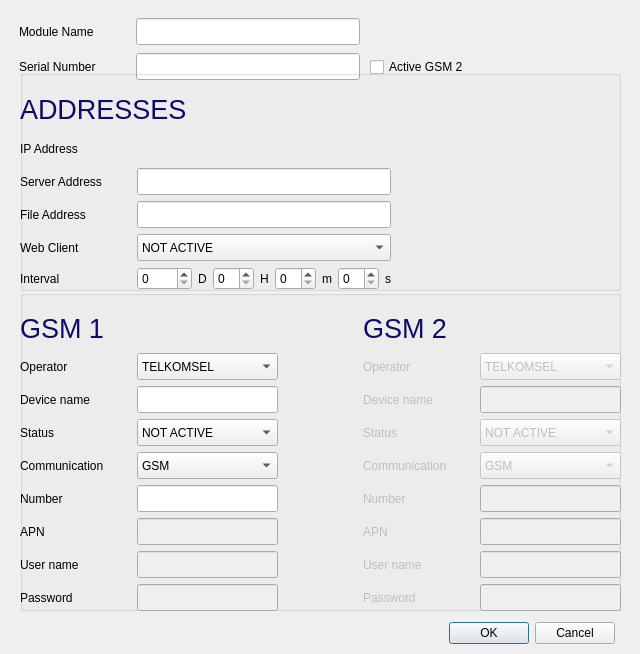
The window that view/form_addmodule.ui (zenaki/RTU) describes before a commit, drawn with Qt 5.
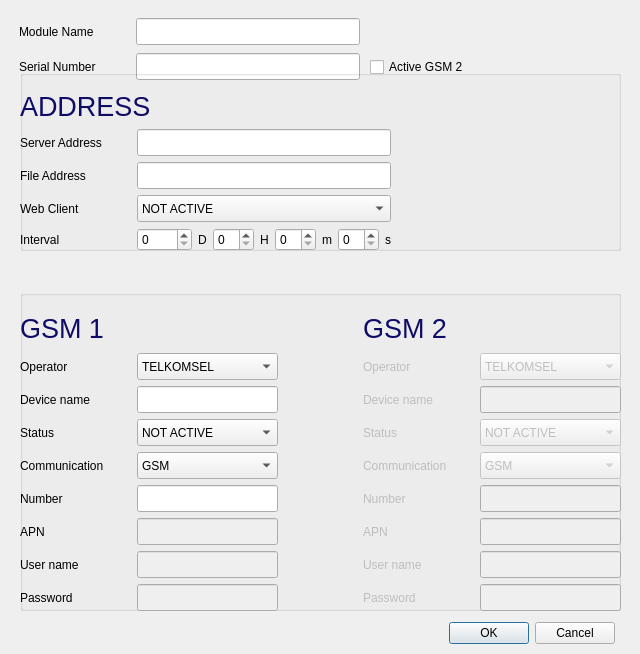
The same window after the commit. Icons and pictures are not drawn.

```diff
--- a/view/form_addmodule.ui
+++ b/view/form_addmodule.ui
@@ -709,7 +709,7 @@
      <x>20</x>
      <y>70</y>
      <width>601</width>
-     <height>221</height>
+     <height>181</height>
     </rect>
    </property>
    <property name="title">
@@ -721,7 +721,7 @@
       <x>0</x>
       <y>20</y>
       <width>371</width>
-      <height>200</height>
+      <height>161</height>
      </rect>
     </property>
     <layout class="QVBoxLayout" name="verticalLayout_3">
@@ -734,49 +734,13 @@
         </size>
        </property>
        <property name="text">
-        <string>&lt;html&gt;&lt;head/&gt;&lt;body&gt;&lt;p&gt;&lt;span style=&quot; font-size:20pt; color:#0f0c67;&quot;&gt;ADDRESSES&lt;/span&gt;&lt;/p&gt;&lt;/body&gt;&lt;/html&gt;</string>
+        <string>&lt;html&gt;&lt;head/&gt;&lt;body&gt;&lt;p&gt;&lt;span style=&quot; font-size:20pt; color:#0f0c67;&quot;&gt;ADDRESS&lt;/span&gt;&lt;/p&gt;&lt;/body&gt;&lt;/html&gt;</string>
        </property>
       </widget>
      </item>
      <item>
       <layout class="QGridLayout" name="gridLayout_6">
-       <item row="3" column="0">
-        <widget class="QLabel" name="label_27">
-         <property name="minimumSize">
-          <size>
-           <width>111</width>
-           <height>17</height>
-          </size>
-         </property>
-         <property name="text">
-          <string>Web Client</string>
-         </property>
-        </widget>
-       </item>
-       <item row="2" column="1">
-        <widget class="QLineEdit" name="edit_file_address">
-         <property name="minimumSize">
-          <size>
-           <width>141</width>
-           <height>27</height>
-          </size>
-         </property>
-        </widget>
-       </item>
-       <item row="0" column="0">
-        <widget class="QLabel" name="label_23">
-         <property name="minimumSize">
-          <size>
-           <width>111</width>
-           <height>17</height>
-          </size>
-         </property>
-         <property name="text">
-          <string>IP Address</string>
-         </property>
-        </widget>
-       </item>
-       <item row="1" column="1">
+       <item row="0" column="1">
         <widget class="QLineEdit" name="edit_server_address">
          <property name="minimumSize">
           <size>
@@ -793,6 +757,19 @@
         </widget>
        </item>
        <item row="2" column="0">
+        <widget class="QLabel" name="label_27">
+         <property name="minimumSize">
+          <size>
+           <width>111</width>
+           <height>17</height>
+          </size>
+         </property>
+         <property name="text">
+          <string>Web Client</string>
+         </property>
+        </widget>
+       </item>
+       <item row="1" column="0">
         <widget class="QLabel" name="label_26">
          <property name="minimumSize">
           <size>
@@ -805,66 +782,14 @@
          </property>
         </widget>
        </item>
-       <item row="1" column="0">
-        <widget class="QLabel" name="label_25">
-         <property name="minimumSize">
-          <size>
-           <width>111</width>
-           <height>17</height>
-          </size>
-         </property>
-         <property name="text">
-          <string>Server Address</string>
-         </property>
-        </widget>
-       </item>
-       <item row="3" column="1">
-        <widget class="QComboBox" name="cb_webclient">
-         <property name="minimumSize">
-          <size>
-           <width>141</width>
-           <height>27</height>
-          </size>
-         </property>
-         <property name="maximumSize">
-          <size>
-           <width>16777215</width>
-           <height>16777215</height>
-          </size>
-         </property>
-         <item>
-          <property name="text">
-           <string>NOT ACTIVE</string>
-          </property>
-         </item>
-         <item>
-          <property name="text">
-           <string>ACTIVE</string>
-          </property>
-         </item>
-        </widget>
-       </item>
-       <item row="0" column="1">
-        <widget class="QLabel" name="edit_ip_address">
-         <property name="minimumSize">
-          <size>
-           <width>141</width>
-           <height>27</height>
-          </size>
-         </property>
-         <property name="text">
-          <string/>
-         </property>
-        </widget>
-       </item>
-       <item row="4" column="0">
+       <item row="3" column="0">
         <widget class="QLabel" name="label_22">
          <property name="text">
           <string>Interval</string>
          </property>
         </widget>
        </item>
-       <item row="4" column="1">
+       <item row="3" column="1">
         <layout class="QHBoxLayout" name="horizontalLayout_6">
          <item>
           <layout class="QHBoxLayout" name="horizontalLayout_5">
@@ -964,6 +889,55 @@
          </item>
         </layout>
        </item>
+       <item row="2" column="1">
+        <widget class="QComboBox" name="cb_webclient">
+         <property name="minimumSize">
+          <size>
+           <width>141</width>
+           <height>27</height>
+          </size>
+         </property>
+         <property name="maximumSize">
+          <size>
+           <width>16777215</width>
+           <height>16777215</height>
+          </size>
+         </property>
+         <item>
+          <property name="text">
+           <string>NOT ACTIVE</string>
+          </property>
+         </item>
+         <item>
+          <property name="text">
+           <string>ACTIVE</string>
+          </property>
+         </item>
+        </widget>
+       </item>
+       <item row="0" column="0">
+        <widget class="QLabel" name="label_25">
+         <property name="minimumSize">
+          <size>
+           <width>111</width>
+           <height>17</height>
+          </size>
+         </property>
+         <property name="text">
+          <string>Server Address</string>
+         </property>
+        </widget>
+       </item>
+       <item row="1" column="1">
+        <widget class="QLineEdit" name="edit_file_address">
+         <property name="minimumSize">
+          <size>
+           <width>141</width>
+           <height>27</height>
+          </size>
+         </property>
+        </widget>
+       </item>
       </layout>
      </item>
     </layout>
```
